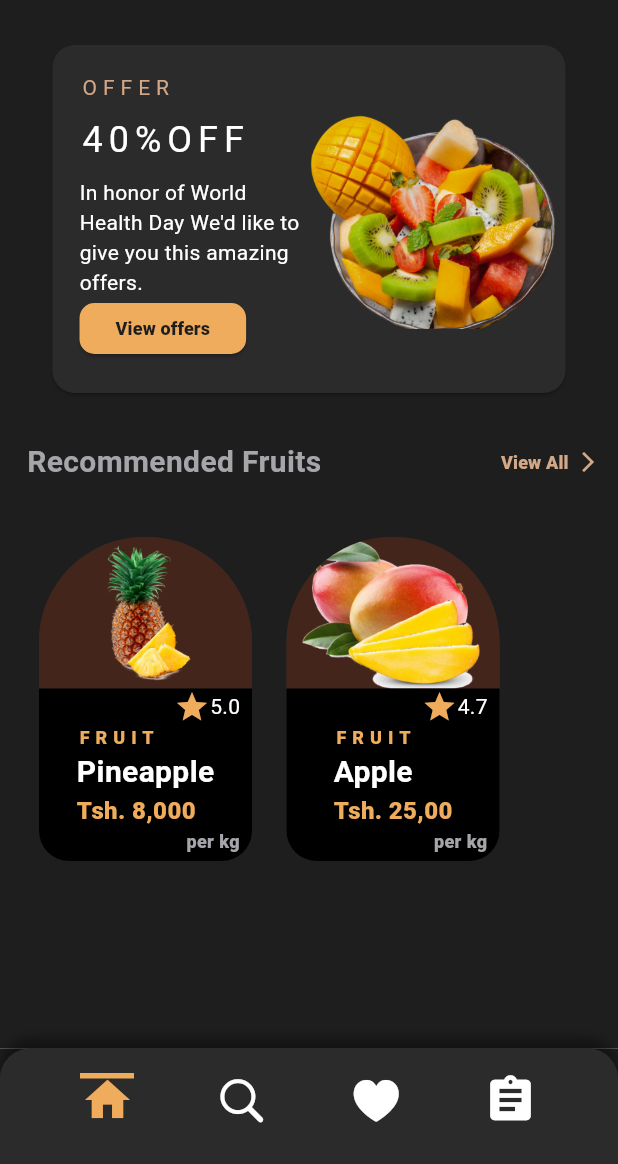
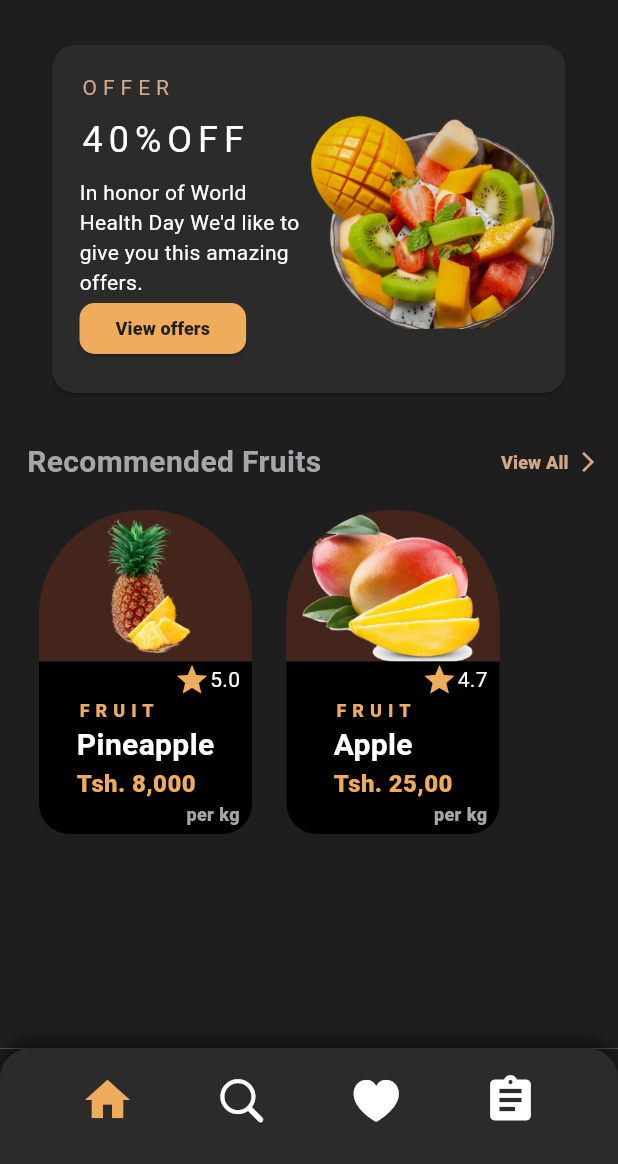
Before and after one commit to tfkcoder/ui_challenge, a Flutter app: the screen it shows after launch, on a phone screen of 412 x 824 dp, the part 72-1236 px from its top. Run offline on Flutter 3.47's test engine with Material 2 defaults, Android fonts, the phone set to English and light mode, and no system bars.

Commit message:
resizing the pages

```diff
--- a/lib/pages/home_page.dart
+++ b/lib/pages/home_page.dart
@@ -150,20 +150,20 @@ class _HomePageState extends State<HomePage> with SingleTickerProviderStateMixin
                     size: 36,
                     color: isSelected ? Styles.btnColor : Styles.textColor,
                   ),
-                  Positioned(
-                    top: 0,
-                    left: -18,
-                    right: -18,
-                    child: AnimatedContainer(
-                      duration: const Duration(milliseconds: 200),
-                      height: isSelected ? 4 : 0,
-                      width: isSelected ? 72 : 0,
-                      decoration: BoxDecoration(
-                        color: isSelected ? Styles.btnColor : Colors.transparent,
-                        borderRadius: BorderRadius.circular(2),
-                      ),
-                    ),
-                  ),
+                  // Positioned(
+                  //   top: 0,
+                  //   left: -18,
+                  //   right: -18,
+                  //   child: AnimatedContainer(
+                  //     duration: const Duration(milliseconds: 200),
+                  //     height: isSelected ? 4 : 0,
+                  //     width: isSelected ? 72 : 0,
+                  //     decoration: BoxDecoration(
+                  //       color: isSelected ? Styles.btnColor : Colors.transparent,
+                  //       borderRadius: BorderRadius.circular(2),
+                  //     ),
+                  //   ),
+                  // ),
                 ],
               ),
             ),
--- a/lib/widget/home_screen_widget.dart
+++ b/lib/widget/home_screen_widget.dart
@@ -141,7 +141,7 @@ class HomeScreenWidget extends StatelessWidget {
           ),
           // add containers
           Padding(
-            padding: const EdgeInsets.all(26),
+            padding: const EdgeInsets.only(left:26,right:26,top: 8),
             child: Row(
               children: [
                 Container(
```
